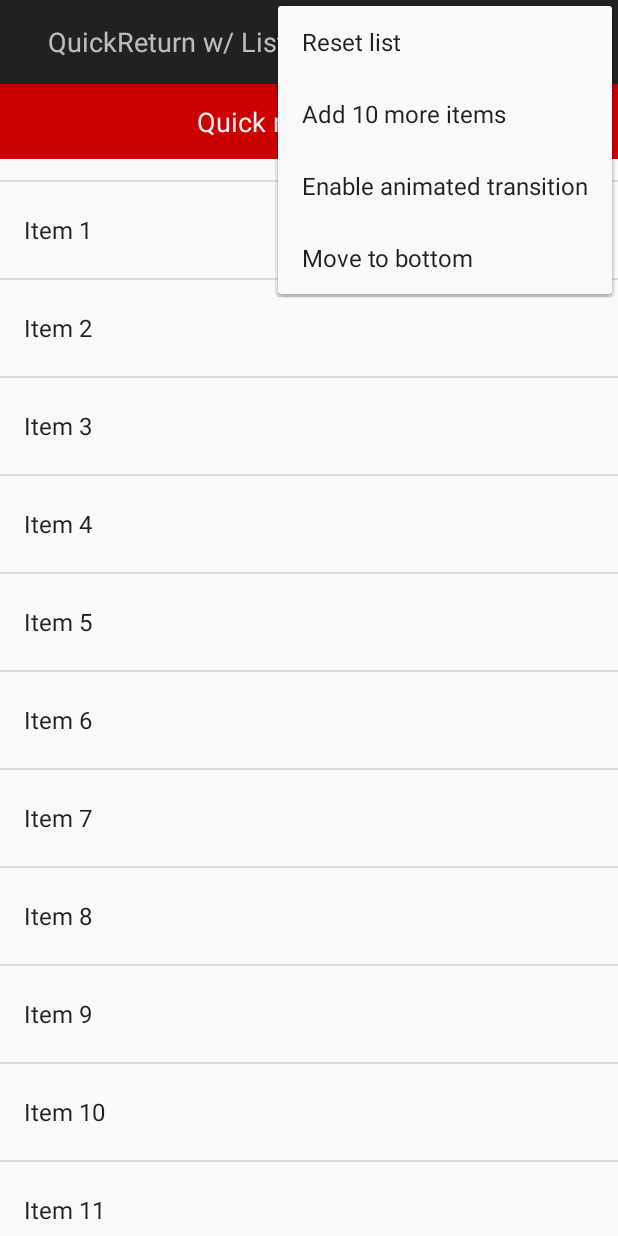
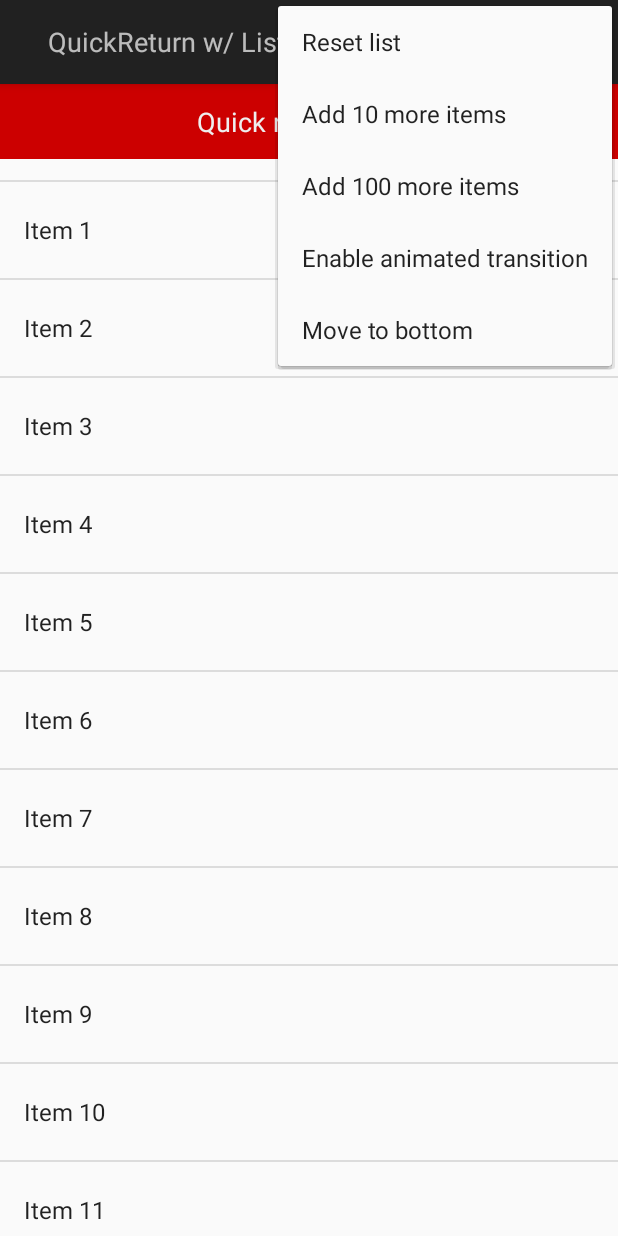
Before and after one commit to felipecsl/QuickReturn, an Android app: the screen it shows after launch (MainActivity), with the options menu open, on a phone screen of 412 x 824 dp. Run offline under Robolectric (Android 15) with nearby library versions, the phone set to English and light mode, and no system bars; 2 statements that could not run were skipped.

Commit message:
Fixes quickreturn transition for gridView

```diff
--- a/app/src/main/java/com/felipecsl/quickreturn/app/MainActivity.java
+++ b/app/src/main/java/com/felipecsl/quickreturn/app/MainActivity.java
@@ -9,6 +9,7 @@ import android.view.MenuItem;
 import android.widget.AbsListView;
 import android.widget.ArrayAdapter;
 import android.widget.FrameLayout;
+import android.widget.GridView;
 import android.widget.SpinnerAdapter;
 import android.widget.TextView;
 
@@ -27,7 +28,6 @@ public class MainActivity extends ActionBarActivity implements AbsListView.OnScr
     @Override
     protected void onCreate(Bundle savedInstanceState) {
         super.onCreate(savedInstanceState);
-        setContentView(R.layout.activity_main);
 
         final ActionBar actionBar = getSupportActionBar();
         actionBar.setTitle("");
@@ -37,10 +37,11 @@ public class MainActivity extends ActionBarActivity implements AbsListView.OnScr
 
         actionBar.setListNavigationCallbacks(spinnerAdapter, this);
 
-        initialize();
+        initialize(R.layout.activity_main);
     }
 
-    private void initialize() {
+    private void initialize(final int layoutId) {
+        setContentView(layoutId);
         offset = 0;
         listView = (AbsListView) findViewById(R.id.listView);
         quickReturnTarget = (TextView) findViewById(R.id.quickReturnTarget);
@@ -48,7 +49,8 @@ public class MainActivity extends ActionBarActivity implements AbsListView.OnScr
         adapter = new ArrayAdapter<>(this, R.layout.list_item);
         addMoreItems(100);
 
-        listView.setAdapter(new QuickReturnAdapter(adapter));
+        int numColumns = (listView instanceof GridView) ? 3 : 1;
+        listView.setAdapter(new QuickReturnAdapter(adapter, numColumns));
         quickReturnAttacher = new QuickReturnAttacher(listView, quickReturnTarget);
 
         // This is the correct way to register an OnScrollListener.
@@ -75,6 +77,8 @@ public class MainActivity extends ActionBarActivity implements AbsListView.OnScr
         int id = item.getItemId();
         if (id == R.id.add_more) {
             addMoreItems(10);
+        } else if (id == R.id.add_a_lot_more) {
+            addMoreItems(100);
         } else if (id == R.id.reset) {
             reset();
         } else if (id == R.id.animated) {
@@ -121,13 +125,8 @@ public class MainActivity extends ActionBarActivity implements AbsListView.OnScr
         if (itemPos == currentPos)
             return false;
 
-        if (itemPos == 0)
-            setContentView(R.layout.activity_main);
-        else
-            setContentView(R.layout.activity_main_grid);
-
         currentPos = itemPos;
-        initialize();
+        initialize(itemPos == 0 ? R.layout.activity_main : R.layout.activity_main_grid);
 
         return true;
     }
--- a/app/src/main/res/layout/activity_main_grid.xml
+++ b/app/src/main/res/layout/activity_main_grid.xml
@@ -7,7 +7,7 @@
 
     <GridView
         android:id="@+id/listView"
-        android:numColumns="auto_fit"
+        android:numColumns="3"
         android:layout_width="match_parent"
         android:layout_height="match_parent"/>
 
--- a/app/src/main/res/menu/main.xml
+++ b/app/src/main/res/menu/main.xml
@@ -16,6 +16,12 @@
         app:showAsAction="never"/>
 
     <item
+        android:id="@+id/add_a_lot_more"
+        android:title="Add 100 more items"
+        android:orderInCategory="100"
+        app:showAsAction="never"/>
+
+    <item
         android:id="@+id/animated"
         android:title="Enable animated transition"
         android:orderInCategory="100"
--- a/library/src/main/java/com/felipecsl/quickreturn/library/widget/QuickReturnAdapter.java
+++ b/library/src/main/java/com/felipecsl/quickreturn/library/widget/QuickReturnAdapter.java
@@ -14,9 +14,15 @@ public class QuickReturnAdapter extends DataSetObserver implements ListAdapter {
     private final ListAdapter wrappedAdapter;
     private final int emptyMeasureSpec;
     private int[] itemsVerticalOffset;
+    private final int numColumns;
 
     public QuickReturnAdapter(final ListAdapter wrappedAdapter) {
+        this(wrappedAdapter, 1);
+    }
+
+    public QuickReturnAdapter(final ListAdapter wrappedAdapter, final int numColumns) {
         this.wrappedAdapter = wrappedAdapter;
+        this.numColumns = numColumns;
         emptyMeasureSpec = View.MeasureSpec.makeMeasureSpec(0, View.MeasureSpec.UNSPECIFIED);
         itemsVerticalOffset = new int[wrappedAdapter.getCount()];
         wrappedAdapter.registerDataSetObserver(this);
@@ -65,9 +71,8 @@ public class QuickReturnAdapter extends DataSetObserver implements ListAdapter {
     @Override
     public View getView(final int position, final View convertView, final ViewGroup parent) {
         final View v = wrappedAdapter.getView(position, convertView, parent);
-
+        final int itemHeight = v.getHeight();
         int finalHeight;
-        final int itemHeight = v.getHeight();
 
         if (itemHeight > 0) {
             finalHeight = itemHeight;
@@ -76,8 +81,8 @@ public class QuickReturnAdapter extends DataSetObserver implements ListAdapter {
             finalHeight = v.getMeasuredHeight();
         }
 
-        if (position + 1 < getCount())
-            itemsVerticalOffset[position + 1] = itemsVerticalOffset[position] + finalHeight;
+        if (position + numColumns < getCount())
+            itemsVerticalOffset[position + numColumns] = itemsVerticalOffset[position] + finalHeight;
 
         return v;
     }
```
